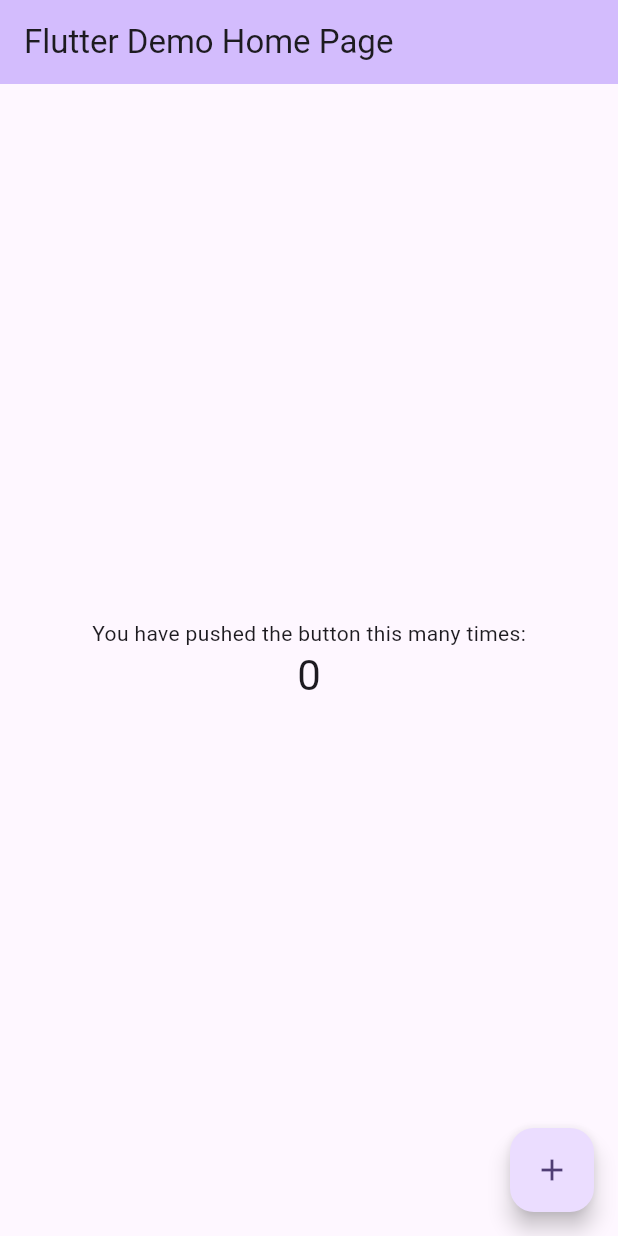
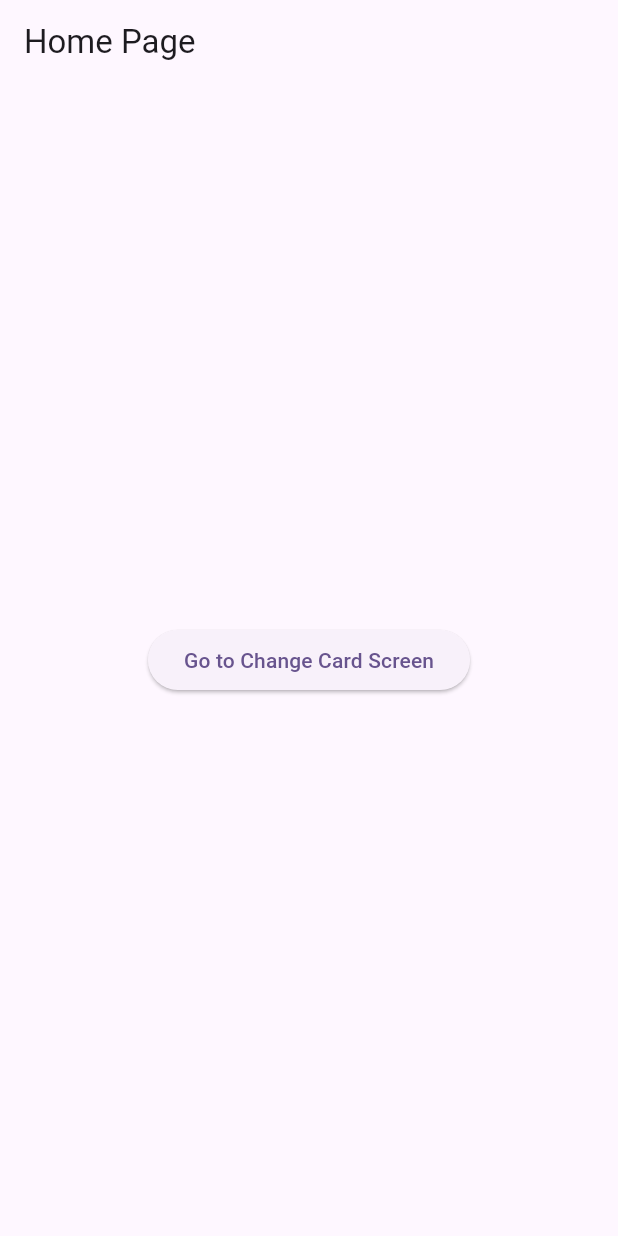
Before and after one commit to iunoz/uts_mobile_banking, a Flutter app: the screen it shows after launch, on a phone screen of 412 x 824 dp. Run offline on Flutter 3.47's test engine with Material 3 defaults, Android fonts, the light colour scheme and no system bars.

Commit message:
changecard_tahap1

```diff
--- a/lib/main.dart
+++ b/lib/main.dart
@@ -1,4 +1,6 @@
 import 'package:flutter/material.dart';
+import 'screens/changecard_screen.dart'; // Impor ChangeCardScreen
+import 'widgets/custom_button.dart'; // Impor widget tombol CustomButton
 
 void main() {
   runApp(const MyApp());
@@ -7,119 +9,33 @@
 class MyApp extends StatelessWidget {
   const MyApp({super.key});
 
-  // This widget is the root of your application.
   @override
   Widget build(BuildContext context) {
     return MaterialApp(
       title: 'Flutter Demo',
       theme: ThemeData(
-        // This is the theme of your application.
-        //
-        // TRY THIS: Try running your application with "flutter run". You'll see
-        // the application has a purple toolbar. Then, without quitting the app,
-        // try changing the seedColor in the colorScheme below to Colors.green
-        // and then invoke "hot reload" (save your changes or press the "hot
-        // reload" button in a Flutter-supported IDE, or press "r" if you used
-        // the command line to start the app).
-        //
-        // Notice that the counter didn't reset back to zero; the application
-        // state is not lost during the reload. To reset the state, use hot
-        // restart instead.
-        //
-        // This works for code too, not just values: Most code changes can be
-        // tested with just a hot reload.
         colorScheme: ColorScheme.fromSeed(seedColor: Colors.deepPurple),
         useMaterial3: true,
       ),
-      home: const MyHomePage(title: 'Flutter Demo Home Page'),
+      home: const MyHomePage(title: 'Home Page'), // Halaman Home
     );
   }
 }
 
-class MyHomePage extends StatefulWidget {
+class MyHomePage extends StatelessWidget {
   const MyHomePage({super.key, required this.title});
-
-  // This widget is the home page of your application. It is stateful, meaning
-  // that it has a State object (defined below) that contains fields that affect
-  // how it looks.
-
-  // This class is the configuration for the state. It holds the values (in this
-  // case the title) provided by the parent (in this case the App widget) and
-  // used by the build method of the State. Fields in a Widget subclass are
-  // always marked "final".
 
   final String title;
 
   @override
-  State<MyHomePage> createState() => _MyHomePageState();
-}
-
-class _MyHomePageState extends State<MyHomePage> {
-  int _counter = 0;
-
-  void _incrementCounter() {
-    setState(() {
-      // This call to setState tells the Flutter framework that something has
-      // changed in this State, which causes it to rerun the build method below
-      // so that the display can reflect the updated values. If we changed
-      // _counter without calling setState(), then the build method would not be
-      // called again, and so nothing would appear to happen.
-      _counter++;
-    });
-  }
-
-  @override
   Widget build(BuildContext context) {
-    // This method is rerun every time setState is called, for instance as done
-    // by the _incrementCounter method above.
-    //
-    // The Flutter framework has been optimized to make rerunning build methods
-    // fast, so that you can just rebuild anything that needs updating rather
-    // than having to individually change instances of widgets.
     return Scaffold(
       appBar: AppBar(
-        // TRY THIS: Try changing the color here to a specific color (to
-        // Colors.amber, perhaps?) and trigger a hot reload to see the AppBar
-        // change color while the other colors stay the same.
-        backgroundColor: Theme.of(context).colorScheme.inversePrimary,
-        // Here we take the value from the MyHomePage object that was created by
-        // the App.build method, and use it to set our appbar title.
-        title: Text(widget.title),
+        title: Text(title),
       ),
       body: Center(
-        // Center is a layout widget. It takes a single child and positions it
-        // in the middle of the parent.
-        child: Column(
-          // Column is also a layout widget. It takes a list of children and
-          // arranges them vertically. By default, it sizes itself to fit its
-          // children horizontally, and tries to be as tall as its parent.
-          //
-          // Column has various properties to control how it sizes itself and
-          // how it positions its children. Here we use mainAxisAlignment to
-          // center the children vertically; the main axis here is the vertical
-          // axis because Columns are vertical (the cross axis would be
-          // horizontal).
-          //
-          // TRY THIS: Invoke "debug painting" (choose the "Toggle Debug Paint"
-          // action in the IDE, or press "p" in the console), to see the
-          // wireframe for each widget.
-          mainAxisAlignment: MainAxisAlignment.center,
-          children: <Widget>[
-            const Text(
-              'You have pushed the button this many times:',
-            ),
-            Text(
-              '$_counter',
-              style: Theme.of(context).textTheme.headlineMedium,
-            ),
-          ],
-        ),
+        child: CustomButton(), // Memanggil widget tombol dari CustomButton
       ),
-      floatingActionButton: FloatingActionButton(
-        onPressed: _incrementCounter,
-        tooltip: 'Increment',
-        child: const Icon(Icons.add),
-      ), // This trailing comma makes auto-formatting nicer for build methods.
     );
   }
 }
--- /dev/null
+++ b/lib/widgets/custom_button.dart
@@ -0,0 +1,18 @@
+import 'package:flutter/material.dart';
+import '../screens/changecard_screen.dart'; // Import halaman ChangeCardScreen
+
+class CustomButton extends StatelessWidget {
+  @override
+  Widget build(BuildContext context) {
+    return ElevatedButton(
+      onPressed: () {
+        // Navigasi ke halaman ChangeCardScreen saat tombol ditekan
+        Navigator.push(
+          context,
+          MaterialPageRoute(builder: (context) => ChangeCardScreen()),
+        );
+      },
+      child: const Text('Go to Change Card Screen'), // Teks di tombol
+    );
+  }
+}
```
Also changed, not shown: lib/screens/changecard_screen.dart (added, +139 -0 lines).
